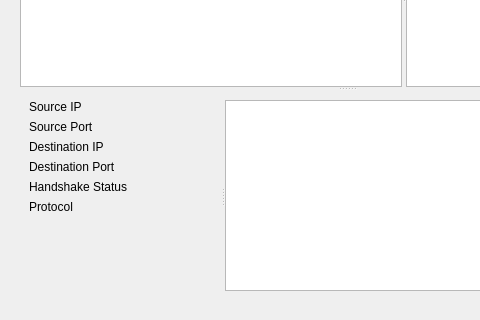
Above: tls_page.ui from kikz0rsk/FlowLab-Desktop before the change; both pictures show x 0 to 480 and y 178 to 498 of the 694 by 498 pixel window. Below: the same form after it.
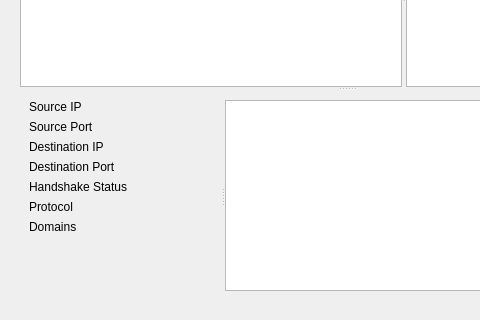
That is the form after the change.

Commit message: Display all domains

What changed in the file:
```diff
--- a/tls_page.ui
+++ b/tls_page.ui
@@ -269,6 +269,20 @@
                 </property>
                </widget>
               </item>
+              <item row="6" column="0">
+               <widget class="QLabel" name="label">
+                <property name="text">
+                 <string>Domains</string>
+                </property>
+               </widget>
+              </item>
+              <item row="6" column="1">
+               <widget class="QLabel" name="domainsText">
+                <property name="text">
+                 <string/>
+                </property>
+               </widget>
+              </item>
              </layout>
             </widget>
             <widget class="QTextEdit" name="certificateDetails"/>
```
The commit also changes 7 other files.
